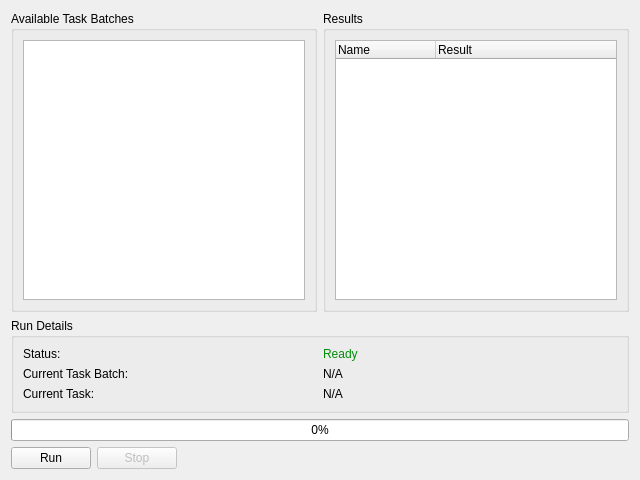
Before: the Qt Designer form Tools/Qt/TaskBatchesWidget.ui in klapeto/elpida, drawn with Qt 5.
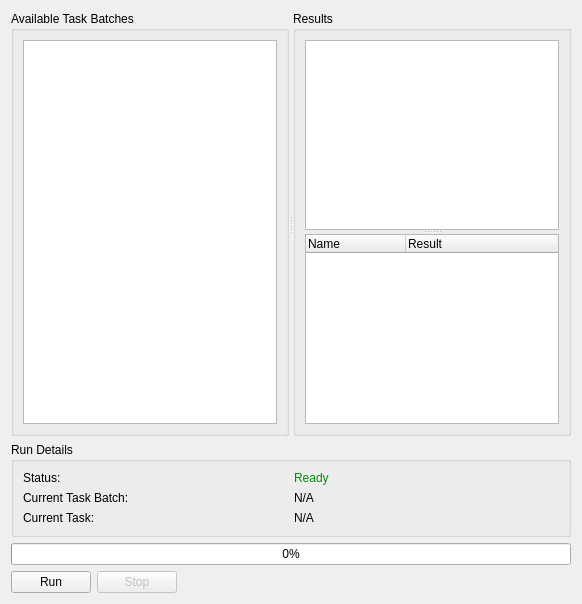
After: the same form once the commit is applied. Custom widgets are drawn as their Qt base class.

```diff
--- a/Tools/Qt/TaskBatchesWidget.ui
+++ b/Tools/Qt/TaskBatchesWidget.ui
@@ -2,18 +2,18 @@
 <ui version="4.0">
  <class>Elpida::TaskBatchesWidget</class>
  <widget class="QWidget" name="Elpida::TaskBatchesWidget">
-  <property name="geometry">
-   <rect>
-    <x>0</x>
-    <y>0</y>
-    <width>640</width>
-    <height>480</height>
-   </rect>
-  </property>
   <layout class="QVBoxLayout" name="verticalLayout">
    <item>
-    <layout class="QHBoxLayout" name="hrLists">
-     <item>
+    <widget class="QSplitter" name="splitter">
+     <property name="sizePolicy">
+      <sizepolicy hsizetype="Expanding" vsizetype="Expanding">
+       <horstretch>0</horstretch>
+       <verstretch>0</verstretch>
+      </sizepolicy>
+     </property>
+     <property name="orientation">
+      <enum>Qt::Horizontal</enum>
+     </property>
       <widget class="QGroupBox" name="gbTaskBatches">
        <property name="title">
         <string>Available Task Batches</string>
@@ -24,14 +24,17 @@
         </item>
        </layout>
       </widget>
-     </item>
-     <item>
       <widget class="QGroupBox" name="gbResults">
        <property name="title">
         <string>Results</string>
        </property>
-       <layout class="QHBoxLayout" name="horizontalLayout_3">
+      <layout class="QVBoxLayout" name="verticalLayout_2">
         <item>
+        <widget class="QSplitter" name="splitter_2">
+         <property name="orientation">
+          <enum>Qt::Vertical</enum>
+         </property>
+         <widget class="QtCharts::QChartView" name="wChart"/>
          <widget class="QTreeWidget" name="twResults">
           <column>
            <property name="text">
@@ -44,11 +47,11 @@
            </property>
           </column>
          </widget>
-        </item>
-       </layout>
       </widget>
      </item>
     </layout>
+     </widget>
+    </widget>
    </item>
    <item>
     <widget class="QGroupBox" name="bgRunDetails">
@@ -144,6 +147,13 @@
    </item>
   </layout>
  </widget>
+ <customwidgets>
+  <customwidget>
+   <class>QtCharts::QChartView</class>
+   <extends>QGraphicsView</extends>
+   <header location="global">QtCharts/QChartView</header>
+  </customwidget>
+ </customwidgets>
  <resources/>
  <connections/>
 </ui>
```
Left out of the diff: 14 changed lines with no effect on the pictures. Lines whose indentation alone changed are shown as unchanged.
